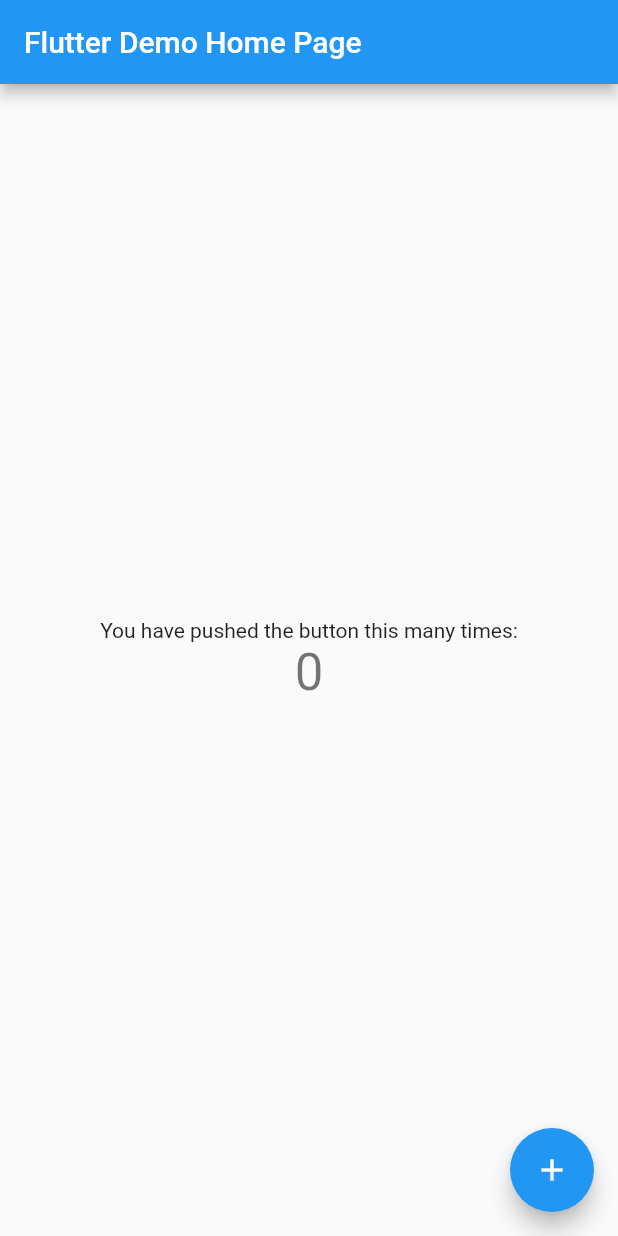
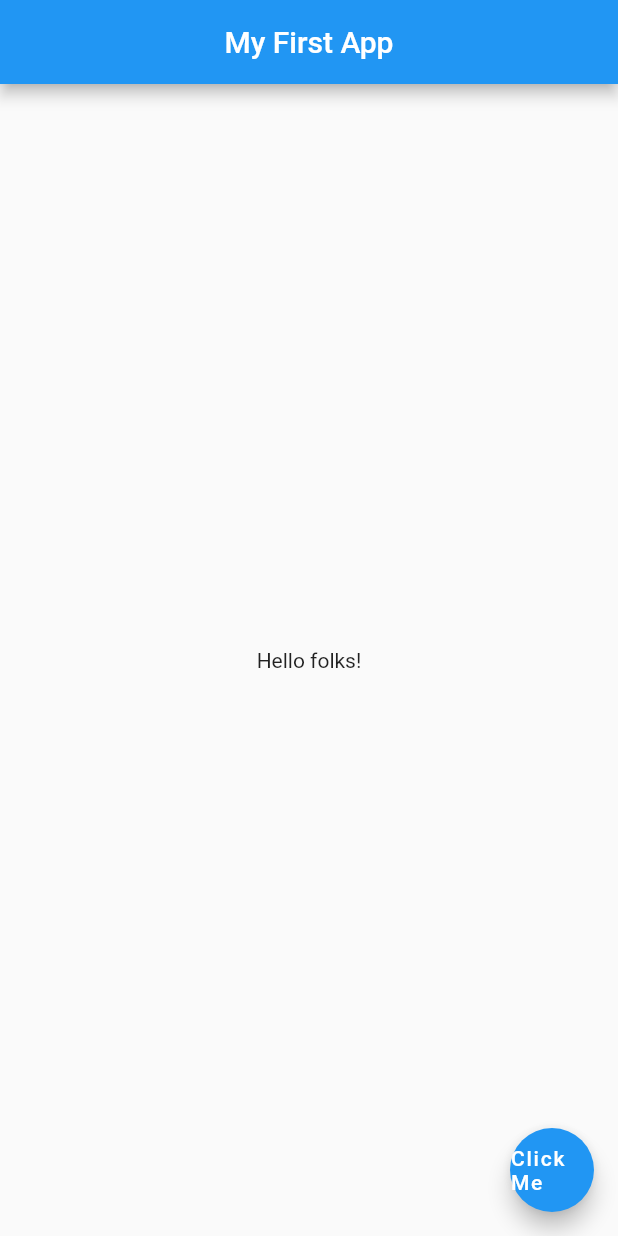
Before and after one commit to Genesis2412/FlutterProject, a Flutter app: the screen it shows after launch, on a phone screen of 412 x 824 dp. Run offline on Flutter 3.47's test engine with Material 2 defaults, Android fonts, the phone set to English and light mode, and no system bars.

Commit message:
Small test home

```diff
--- a/myProject/lib/main.dart
+++ b/myProject/lib/main.dart
@@ -1,117 +1,26 @@
 import 'package:flutter/material.dart';
+//MaterialApp-acts ike a wrapper
+//Scaffold- can define many base layer
+//title- defines the title
+//centerTitle- align the title in the center
+//body- container for the body section
+//child- We always need child properties in a widget when putting a widget in another widget
 
-void main() {
-  runApp(MyApp());
-}
-
-class MyApp extends StatelessWidget {
-  // This widget is the root of your application.
-  @override
-  Widget build(BuildContext context) {
-    return MaterialApp(
-      title: 'Flutter Demo',
-      theme: ThemeData(
-        // This is the theme of your application.
-        //
-        // Try running your application with "flutter run". You'll see the
-        // application has a blue toolbar. Then, without quitting the app, try
-        // changing the primarySwatch below to Colors.green and then invoke
-        // "hot reload" (press "r" in the console where you ran "flutter run",
-        // or simply save your changes to "hot reload" in a Flutter IDE).
-        // Notice that the counter didn't reset back to zero; the application
-        // is not restarted.
-        primarySwatch: Colors.blue,
-        // This makes the visual density adapt to the platform that you run
-        // the app on. For desktop platforms, the controls will be smaller and
-        // closer together (more dense) than on mobile platforms.
-        visualDensity: VisualDensity.adaptivePlatformDensity,
-      ),
-      home: MyHomePage(title: 'Flutter Demo Home Page'),
-    );
-  }
-}
-
-class MyHomePage extends StatefulWidget {
-  MyHomePage({Key key, this.title}) : super(key: key);
-
-  // This widget is the home page of your application. It is stateful, meaning
-  // that it has a State object (defined below) that contains fields that affect
-  // how it looks.
-
-  // This class is the configuration for the state. It holds the values (in this
-  // case the title) provided by the parent (in this case the App widget) and
-  // used by the build method of the State. Fields in a Widget subclass are
-  // always marked "final".
-
-  final String title;
-
-  @override
-  _MyHomePageState createState() => _MyHomePageState();
-}
-
-class _MyHomePageState extends State<MyHomePage> {
-  int _counter = 0;
-
-  void _incrementCounter() {
-    setState(() {
-      // This call to setState tells the Flutter framework that something has
-      // changed in this State, which causes it to rerun the build method below
-      // so that the display can reflect the updated values. If we changed
-      // _counter without calling setState(), then the build method would not be
-      // called again, and so nothing would appear to happen.
-      _counter++;
-    });
-  }
-
-  @override
-  Widget build(BuildContext context) {
-    // This method is rerun every time setState is called, for instance as done
-    // by the _incrementCounter method above.
-    //
-    // The Flutter framework has been optimized to make rerunning build methods
-    // fast, so that you can just rebuild anything that needs updating rather
-    // than having to individually change instances of widgets.
-    return Scaffold(
+void main()
+{
+  runApp(MaterialApp(
+    home: Scaffold(
       appBar: AppBar(
-        // Here we take the value from the MyHomePage object that was created by
-        // the App.build method, and use it to set our appbar title.
-        title: Text(widget.title),
+        title: Text('My First App'),
+        centerTitle: true,
       ),
       body: Center(
-        // Center is a layout widget. It takes a single child and positions it
-        // in the middle of the parent.
-        child: Column(
-          // Column is also a layout widget. It takes a list of children and
-          // arranges them vertically. By default, it sizes itself to fit its
-          // children horizontally, and tries to be as tall as its parent.
-          //
-          // Invoke "debug painting" (press "p" in the console, choose the
-          // "Toggle Debug Paint" action from the Flutter Inspector in Android
-          // Studio, or the "Toggle Debug Paint" command in Visual Studio Code)
-          // to see the wireframe for each widget.
-          //
-          // Column has various properties to control how it sizes itself and
-          // how it positions its children. Here we use mainAxisAlignment to
-          // center the children vertically; the main axis here is the vertical
-          // axis because Columns are vertical (the cross axis would be
-          // horizontal).
-          mainAxisAlignment: MainAxisAlignment.center,
-          children: <Widget>[
-            Text(
-              'You have pushed the button this many times:',
-            ),
-            Text(
-              '$_counter',
-              style: Theme.of(context).textTheme.headline4,
-            ),
-          ],
+        child: Text('Hello folks!'),
         ),
-      ),
-      floatingActionButton: FloatingActionButton(
-        onPressed: _incrementCounter,
-        tooltip: 'Increment',
-        child: Icon(Icons.add),
-      ), // This trailing comma makes auto-formatting nicer for build methods.
-    );
-  }
+        floatingActionButton: FloatingActionButton(
+          onPressed: () {  },
+          child: Text('Click Me'),
+        ),
+    ),
+  ));
 }
```
Also changed, not shown: 2 other files.
